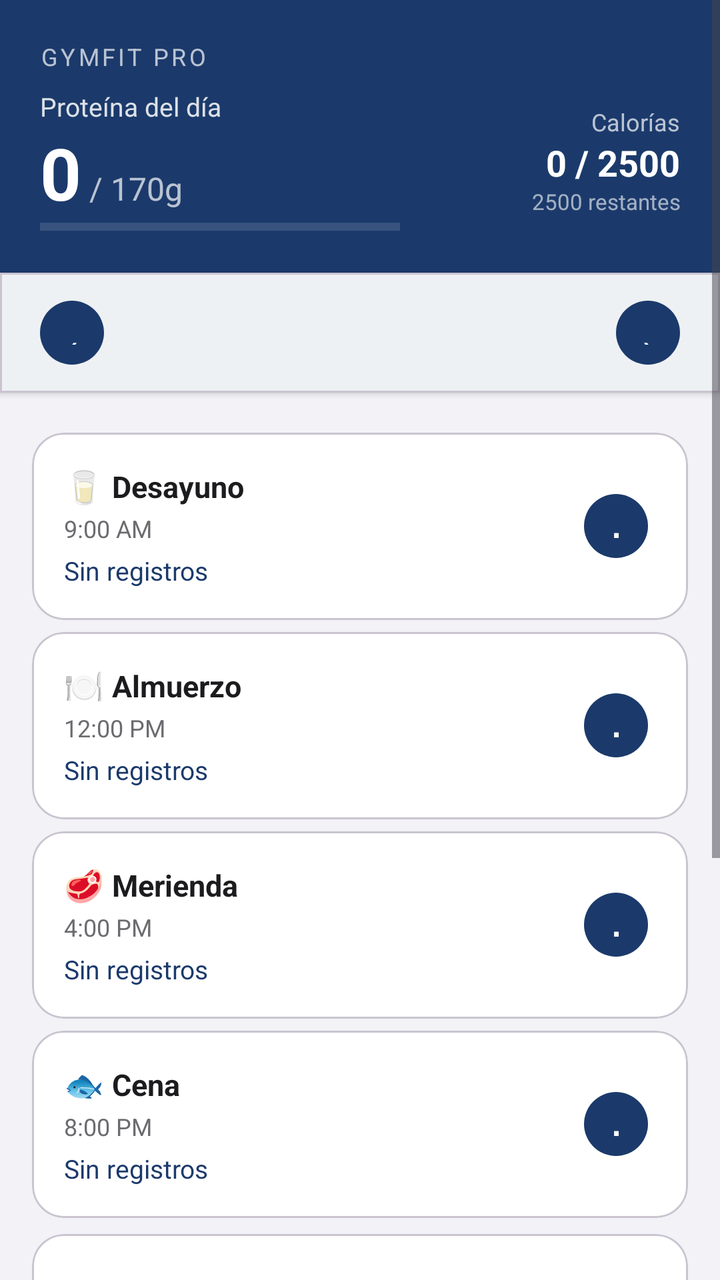
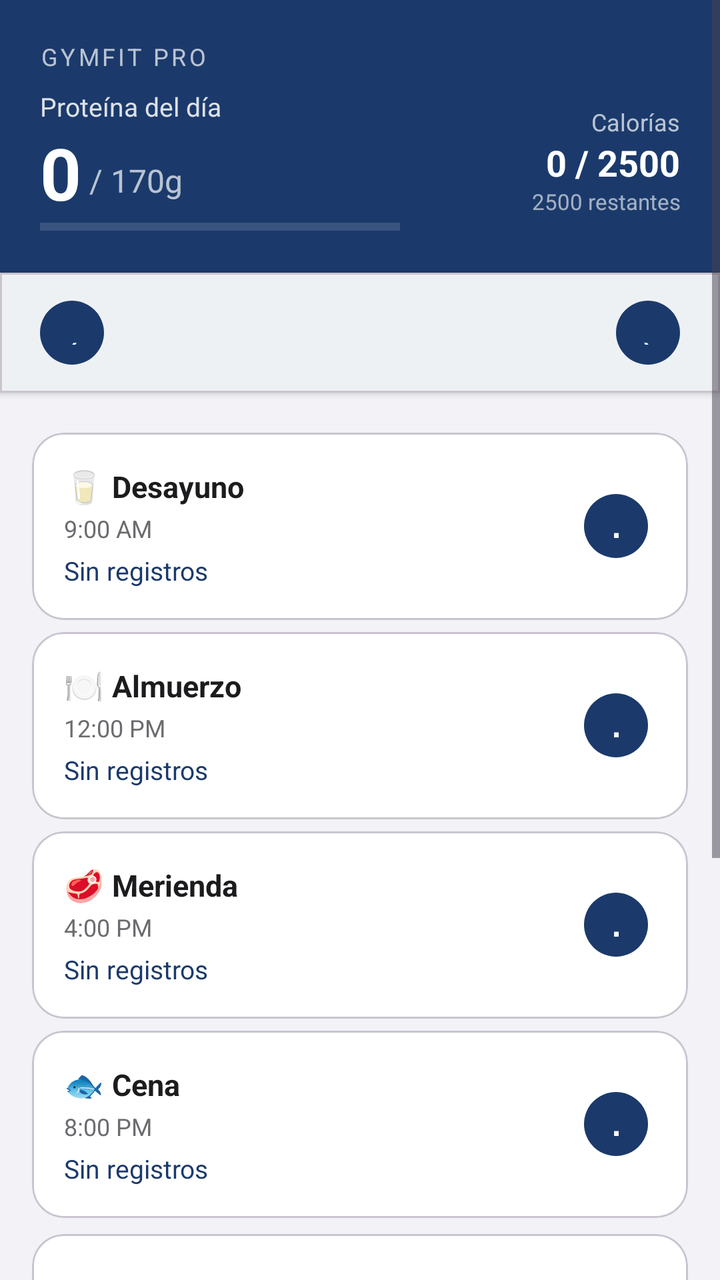

Compare the two renders of this Android layout. The source of the first and the diff that turns it into the second are given below.
<!-- AndroidManifest.xml: application theme Theme.GymApp -->
<!-- res/layout/fragment_nutrition.xml -->
<?xml version="1.0" encoding="utf-8"?>
<ScrollView
    xmlns:android="http://schemas.android.com/apk/res/android"
    xmlns:app="http://schemas.android.com/apk/res-auto"
    android:layout_width="match_parent"
    android:layout_height="match_parent"
    android:background="#F2F2F7">

    <LinearLayout
        android:layout_width="match_parent"
        android:layout_height="wrap_content"
        android:orientation="vertical">

        
        <LinearLayout
            android:layout_width="match_parent"
            android:layout_height="wrap_content"
            android:background="@color/colorPrimary"
            android:orientation="vertical"
            android:paddingStart="20dp"
            android:paddingEnd="20dp"
            android:paddingTop="20dp"
            android:paddingBottom="20dp">

            <TextView
                android:layout_width="wrap_content"
                android:layout_height="wrap_content"
                android:text="GymFit Pro"
                android:textColor="#FFFFFF"
                android:alpha="0.7"
                android:textSize="12sp"
                android:letterSpacing="0.12"
                android:textAllCaps="true" />

            
            <LinearLayout
                android:layout_width="match_parent"
                android:layout_height="wrap_content"
                android:orientation="horizontal"
                android:gravity="center_vertical"
                android:layout_marginTop="8dp">

                <LinearLayout
                    android:layout_width="0dp"
                    android:layout_height="wrap_content"
                    android:layout_weight="1"
                    android:orientation="vertical">

                    <TextView
                        android:layout_width="wrap_content"
                        android:layout_height="wrap_content"
                        android:text="Proteína del día"
                        android:textColor="#FFFFFF"
                        android:alpha="0.85"
                        android:textSize="13sp" />

                    <LinearLayout
                        android:layout_width="wrap_content"
                        android:layout_height="wrap_content"
                        android:orientation="horizontal"
                        android:gravity="baseline">

                        <TextView
                            android:id="@+id/tv_header_protein_current"
                            android:layout_width="wrap_content"
                            android:layout_height="wrap_content"
                            android:text="0"
                            android:textColor="#FFFFFF"
                            android:textSize="36sp"
                            android:textStyle="bold" />

                        <TextView
                            android:id="@+id/tv_header_protein_goal"
                            android:layout_width="wrap_content"
                            android:layout_height="wrap_content"
                            android:text=" / 170g"
                            android:textColor="#FFFFFF"
                            android:alpha="0.7"
                            android:textSize="16sp"
                            android:layout_marginBottom="4dp" />
                    </LinearLayout>

                    <ProgressBar
                        android:id="@+id/progress_header_protein"
                        style="?android:attr/progressBarStyleHorizontal"
                        android:layout_width="180dp"
                        android:layout_height="6dp"
                        android:progressTint="@color/colorSecondary"
                        android:progressBackgroundTint="#FFFFFF"
                        android:alpha="0.5"
                        android:progress="0"
                        android:max="170" />
                </LinearLayout>

                
                <LinearLayout
                    android:layout_width="wrap_content"
                    android:layout_height="wrap_content"
                    android:orientation="vertical"
                    android:gravity="end">

                    <TextView
                        android:layout_width="wrap_content"
                        android:layout_height="wrap_content"
                        android:text="Calorías"
                        android:textColor="#FFFFFF"
                        android:alpha="0.7"
                        android:textSize="12sp"
                        android:gravity="end" />

                    <TextView
                        android:id="@+id/tv_header_calories"
                        android:layout_width="wrap_content"
                        android:layout_height="wrap_content"
                        android:text="0 / 2500"
                        android:textColor="#FFFFFF"
                        android:textSize="18sp"
                        android:textStyle="bold"
                        android:gravity="end" />

                    <TextView
                        android:id="@+id/tv_header_calories_remaining"
                        android:layout_width="wrap_content"
                        android:layout_height="wrap_content"
                        android:text="2500 restantes"
                        android:textColor="#FFFFFF"
                        android:alpha="0.6"
                        android:textSize="11sp"
                        android:gravity="end" />
                </LinearLayout>

            </LinearLayout>
        </LinearLayout>

        
        <com.google.android.material.card.MaterialCardView
            android:layout_width="match_parent"
            android:layout_height="wrap_content"
            app:cardCornerRadius="0dp"
            app:cardElevation="2dp">

            <LinearLayout
                android:layout_width="match_parent"
                android:layout_height="wrap_content"
                android:orientation="horizontal"
                android:gravity="center_vertical"
                android:paddingStart="16dp"
                android:paddingEnd="16dp"
                android:paddingTop="10dp"
                android:paddingBottom="10dp">

                <com.google.android.material.button.MaterialButton
                    android:id="@+id/btn_prev_day"
                    android:layout_width="40dp"
                    android:layout_height="40dp"
                    android:text="@string/btn_prev"
                    android:textSize="18sp"
                    app:backgroundTint="@color/colorPrimary"
                    android:textColor="@color/white"
                    style="@style/Widget.Material3.Button.IconButton.Filled"
                    android:minWidth="0dp"
                    android:minHeight="0dp"
                    android:paddingStart="0dp"
                    android:paddingEnd="0dp" />

                <TextView
                    android:id="@+id/tv_current_date"
                    android:layout_width="0dp"
                    android:layout_height="wrap_content"
                    android:layout_weight="1"
                    android:gravity="center"
                    android:textSize="17sp"
                    android:textStyle="bold"
                    android:textColor="#1C1C1E" />

                <com.google.android.material.button.MaterialButton
                    android:id="@+id/btn_next_day"
                    android:layout_width="40dp"
                    android:layout_height="40dp"
                    android:text="@string/btn_next"
                    android:textSize="18sp"
                    app:backgroundTint="@color/colorPrimary"
                    android:textColor="@color/white"
                    style="@style/Widget.Material3.Button.IconButton.Filled"
                    android:minWidth="0dp"
                    android:minHeight="0dp"
                    android:paddingStart="0dp"
                    android:paddingEnd="0dp" />

            </LinearLayout>
        </com.google.android.material.card.MaterialCardView>

        
        <HorizontalScrollView
            android:layout_width="match_parent"
            android:layout_height="wrap_content"
            android:scrollbars="none"
            android:paddingStart="12dp"
            android:paddingEnd="12dp"
            android:paddingTop="8dp"
            android:paddingBottom="4dp">

            <com.google.android.material.chip.ChipGroup
                android:id="@+id/chip_group_history"
                android:layout_width="wrap_content"
                android:layout_height="wrap_content"
                app:singleSelection="true"
                app:selectionRequired="true" />

        </HorizontalScrollView>

        
        <com.google.android.material.card.MaterialCardView
            android:layout_width="match_parent"
            android:layout_height="wrap_content"
            app:cardCornerRadius="16dp"
            app:cardElevation="0dp"
            android:layout_marginStart="16dp"
            android:layout_marginEnd="16dp"
            android:layout_marginTop="8dp"
            android:layout_marginBottom="6dp">
            <LinearLayout
                android:layout_width="match_parent"
                android:layout_height="wrap_content"
                android:orientation="horizontal"
                android:padding="16dp"
                android:gravity="center_vertical">
                <LinearLayout
                    android:layout_width="0dp"
                    android:layout_height="wrap_content"
                    android:layout_weight="1"
                    android:orientation="vertical">
                    <LinearLayout android:layout_width="wrap_content" android:layout_height="wrap_content" android:orientation="horizontal" android:gravity="center_vertical">
                        <TextView android:layout_width="wrap_content" android:layout_height="wrap_content" android:text="🥛 " android:textSize="16sp" />
                        <TextView android:layout_width="wrap_content" android:layout_height="wrap_content" android:text="@string/nutrition_desayuno" android:textSize="15sp" android:textStyle="bold" android:textColor="#1C1C1E" />
                    </LinearLayout>
                    <TextView android:layout_width="wrap_content" android:layout_height="wrap_content" android:text="@string/nutrition_time_desayuno" android:textSize="12sp" android:textColor="#6C6C70" android:layout_marginTop="2dp" />
                    <TextView android:id="@+id/tv_desayuno_macros" android:layout_width="wrap_content" android:layout_height="wrap_content" android:text="@string/nutrition_no_records" android:textSize="13sp" android:textColor="@color/colorPrimary" android:layout_marginTop="4dp" />
                </LinearLayout>
                <com.google.android.material.button.MaterialButton android:id="@+id/btn_add_desayuno" android:layout_width="40dp" android:layout_height="40dp" android:text="@string/nutrition_add_food" android:textSize="20sp" android:textColor="@color/white" app:backgroundTint="@color/colorPrimary" style="@style/Widget.Material3.Button.IconButton.Filled" android:minWidth="0dp" android:minHeight="0dp" android:paddingStart="0dp" android:paddingEnd="0dp" />
            </LinearLayout>
        </com.google.android.material.card.MaterialCardView>

        
        <com.google.android.material.card.MaterialCardView
            android:layout_width="match_parent"
            android:layout_height="wrap_content"
            app:cardCornerRadius="16dp"
            app:cardElevation="0dp"
            android:layout_marginStart="16dp"
            android:layout_marginEnd="16dp"
            android:layout_marginBottom="6dp">
            <LinearLayout android:layout_width="match_parent" android:layout_height="wrap_content" android:orientation="horizontal" android:padding="16dp" android:gravity="center_vertical">
                <LinearLayout android:layout_width="0dp" android:layout_height="wrap_content" android:layout_weight="1" android:orientation="vertical">
                    <LinearLayout android:layout_width="wrap_content" android:layout_height="wrap_content" android:orientation="horizontal" android:gravity="center_vertical">
                        <TextView android:layout_width="wrap_content" android:layout_height="wrap_content" android:text="🍽 " android:textSize="16sp" />
                        <TextView android:layout_width="wrap_content" android:layout_height="wrap_content" android:text="@string/nutrition_almuerzo" android:textSize="15sp" android:textStyle="bold" android:textColor="#1C1C1E" />
                    </LinearLayout>
                    <TextView android:layout_width="wrap_content" android:layout_height="wrap_content" android:text="@string/nutrition_time_almuerzo" android:textSize="12sp" android:textColor="#6C6C70" android:layout_marginTop="2dp" />
                    <TextView android:id="@+id/tv_almuerzo_macros" android:layout_width="wrap_content" android:layout_height="wrap_content" android:text="@string/nutrition_no_records" android:textSize="13sp" android:textColor="@color/colorPrimary" android:layout_marginTop="4dp" />
                </LinearLayout>
                <com.google.android.material.button.MaterialButton android:id="@+id/btn_add_almuerzo" android:layout_width="40dp" android:layout_height="40dp" android:text="@string/nutrition_add_food" android:textSize="20sp" android:textColor="@color/white" app:backgroundTint="@color/colorPrimary" style="@style/Widget.Material3.Button.IconButton.Filled" android:minWidth="0dp" android:minHeight="0dp" android:paddingStart="0dp" android:paddingEnd="0dp" />
            </LinearLayout>
        </com.google.android.material.card.MaterialCardView>

        
        <com.google.android.material.card.MaterialCardView
            android:layout_width="match_parent"
            android:layout_height="wrap_content"
            app:cardCornerRadius="16dp"
            app:cardElevation="0dp"
            android:layout_marginStart="16dp"
            android:layout_marginEnd="16dp"
            android:layout_marginBottom="6dp">
            <LinearLayout android:layout_width="match_parent" android:layout_height="wrap_content" android:orientation="horizontal" android:padding="16dp" android:gravity="center_vertical">
                <LinearLayout android:layout_width="0dp" android:layout_height="wrap_content" android:layout_weight="1" android:orientation="vertical">
                    <LinearLayout android:layout_width="wrap_content" android:layout_height="wrap_content" android:orientation="horizontal" android:gravity="center_vertical">
                        <TextView android:layout_width="wrap_content" android:layout_height="wrap_content" android:text="🥩 " android:textSize="16sp" />
                        <TextView android:layout_width="wrap_content" android:layout_height="wrap_content" android:text="@string/nutrition_merienda" android:textSize="15sp" android:textStyle="bold" android:textColor="#1C1C1E" />
                    </LinearLayout>
                    <TextView android:layout_width="wrap_content" android:layout_height="wrap_content" android:text="@string/nutrition_time_merienda" android:textSize="12sp" android:textColor="#6C6C70" android:layout_marginTop="2dp" />
                    <TextView android:id="@+id/tv_merienda_macros" android:layout_width="wrap_content" android:layout_height="wrap_content" android:text="@string/nutrition_no_records" android:textSize="13sp" android:textColor="@color/colorPrimary" android:layout_marginTop="4dp" />
                </LinearLayout>
                <com.google.android.material.button.MaterialButton android:id="@+id/btn_add_merienda" android:layout_width="40dp" android:layout_height="40dp" android:text="@string/nutrition_add_food" android:textSize="20sp" android:textColor="@color/white" app:backgroundTint="@color/colorPrimary" style="@style/Widget.Material3.Button.IconButton.Filled" android:minWidth="0dp" android:minHeight="0dp" android:paddingStart="0dp" android:paddingEnd="0dp" />
            </LinearLayout>
        </com.google.android.material.card.MaterialCardView>

        
        <com.google.android.material.card.MaterialCardView
            android:layout_width="match_parent"
            android:layout_height="wrap_content"
            app:cardCornerRadius="16dp"
            app:cardElevation="0dp"
            android:layout_marginStart="16dp"
            android:layout_marginEnd="16dp"
            android:layout_marginBottom="8dp">
            <LinearLayout android:layout_width="match_parent" android:layout_height="wrap_content" android:orientation="horizontal" android:padding="16dp" android:gravity="center_vertical">
                <LinearLayout android:layout_width="0dp" android:layout_height="wrap_content" android:layout_weight="1" android:orientation="vertical">
                    <LinearLayout android:layout_width="wrap_content" android:layout_height="wrap_content" android:orientation="horizontal" android:gravity="center_vertical">
                        <TextView android:layout_width="wrap_content" android:layout_height="wrap_content" android:text="🐟 " android:textSize="16sp" />
                        <TextView android:layout_width="wrap_content" android:layout_height="wrap_content" android:text="@string/nutrition_cena" android:textSize="15sp" android:textStyle="bold" android:textColor="#1C1C1E" />
                    </LinearLayout>
                    <TextView android:layout_width="wrap_content" android:layout_height="wrap_content" android:text="@string/nutrition_time_cena" android:textSize="12sp" android:textColor="#6C6C70" android:layout_marginTop="2dp" />
                    <TextView android:id="@+id/tv_cena_macros" android:layout_width="wrap_content" android:layout_height="wrap_content" android:text="@string/nutrition_no_records" android:textSize="13sp" android:textColor="@color/colorPrimary" android:layout_marginTop="4dp" />
                </LinearLayout>
                <com.google.android.material.button.MaterialButton android:id="@+id/btn_add_cena" android:layout_width="40dp" android:layout_height="40dp" android:text="@string/nutrition_add_food" android:textSize="20sp" android:textColor="@color/white" app:backgroundTint="@color/colorPrimary" style="@style/Widget.Material3.Button.IconButton.Filled" android:minWidth="0dp" android:minHeight="0dp" android:paddingStart="0dp" android:paddingEnd="0dp" />
            </LinearLayout>
        </com.google.android.material.card.MaterialCardView>

        
        <com.google.android.material.card.MaterialCardView
            android:layout_width="match_parent"
            android:layout_height="wrap_content"
            app:cardCornerRadius="16dp"
            app:cardElevation="0dp"
            android:layout_marginStart="16dp"
            android:layout_marginEnd="16dp"
            android:layout_marginBottom="8dp">
            <LinearLayout android:layout_width="match_parent" android:layout_height="wrap_content" android:orientation="vertical" android:padding="20dp">
                <TextView android:layout_width="match_parent" android:layout_height="wrap_content" android:text="@string/nutrition_daily_summary" android:textSize="17sp" android:textStyle="bold" android:textColor="#1C1C1E" android:layout_marginBottom="14dp" />
                <LinearLayout android:layout_width="match_parent" android:layout_height="wrap_content" android:orientation="horizontal" android:gravity="center_vertical" android:layout_marginBottom="4dp">
                    <TextView android:layout_width="0dp" android:layout_height="wrap_content" android:layout_weight="1" android:text="@string/nutrition_calories" android:textSize="13sp" android:textColor="#3C3C43" />
                    <TextView android:id="@+id/tv_total_calories" android:layout_width="wrap_content" android:layout_height="wrap_content" android:text="0 / 2500 kcal" android:textSize="13sp" android:textStyle="bold" android:textColor="#1C1C1E" />
                </LinearLayout>
                <ProgressBar android:id="@+id/progress_calories" style="?android:attr/progressBarStyleHorizontal" android:layout_width="match_parent" android:layout_height="8dp" android:progressTint="@color/colorAccent" android:layout_marginBottom="12dp" />
                <LinearLayout android:layout_width="match_parent" android:layout_height="wrap_content" android:orientation="horizontal" android:gravity="center_vertical" android:layout_marginBottom="4dp">
                    <TextView android:layout_width="0dp" android:layout_height="wrap_content" android:layout_weight="1" android:text="@string/nutrition_protein" android:textSize="13sp" android:textColor="#3C3C43" />
                    <TextView android:id="@+id/tv_total_protein" android:layout_width="wrap_content" android:layout_height="wrap_content" android:text="0g / 170g" android:textSize="13sp" android:textStyle="bold" android:textColor="#1C1C1E" />
                </LinearLayout>
                <ProgressBar android:id="@+id/progress_protein" style="?android:attr/progressBarStyleHorizontal" android:layout_width="match_parent" android:layout_height="8dp" android:progressTint="@color/colorPrimary" android:layout_marginBottom="12dp" />
                <LinearLayout android:layout_width="match_parent" android:layout_height="wrap_content" android:orientation="horizontal" android:gravity="center_vertical" android:layout_marginBottom="4dp">
                    <TextView android:layout_width="0dp" android:layout_height="wrap_content" android:layout_weight="1" android:text="@string/nutrition_carbs" android:textSize="13sp" android:textColor="#3C3C43" />
                    <TextView android:id="@+id/tv_total_carbs" android:layout_width="wrap_content" android:layout_height="wrap_content" android:text="0g / 280g" android:textSize="13sp" android:textStyle="bold" android:textColor="#1C1C1E" />
                </LinearLayout>
                <ProgressBar android:id="@+id/progress_carbs" style="?android:attr/progressBarStyleHorizontal" android:layout_width="match_parent" android:layout_height="8dp" android:progressTint="@color/colorTealLight" android:layout_marginBottom="12dp" />
                <LinearLayout android:layout_width="match_parent" android:layout_height="wrap_content" android:orientation="horizontal" android:gravity="center_vertical" android:layout_marginBottom="4dp">
                    <TextView android:layout_width="0dp" android:layout_height="wrap_content" android:layout_weight="1" android:text="@string/nutrition_fat" android:textSize="13sp" android:textColor="#3C3C43" />
                    <TextView android:id="@+id/tv_total_fat" android:layout_width="wrap_content" android:layout_height="wrap_content" android:text="0g / 80g" android:textSize="13sp" android:textStyle="bold" android:textColor="#1C1C1E" />
                </LinearLayout>
                <ProgressBar android:id="@+id/progress_fat" style="?android:attr/progressBarStyleHorizontal" android:layout_width="match_parent" android:layout_height="8dp" android:progressTint="@color/colorNavyLight" />
            </LinearLayout>
        </com.google.android.material.card.MaterialCardView>

        
        <com.google.android.material.card.MaterialCardView
            android:layout_width="match_parent"
            android:layout_height="wrap_content"
            app:cardCornerRadius="16dp"
            app:cardElevation="0dp"
            android:layout_marginStart="16dp"
            android:layout_marginEnd="16dp"
            android:layout_marginBottom="24dp">
            <LinearLayout android:layout_width="match_parent" android:layout_height="wrap_content" android:orientation="vertical" android:padding="20dp">
                <TextView android:layout_width="match_parent" android:layout_height="wrap_content" android:text="Últimos 7 días" android:textSize="17sp" android:textStyle="bold" android:textColor="#1C1C1E" android:layout_marginBottom="12dp" />
                <androidx.recyclerview.widget.RecyclerView
                    android:id="@+id/rv_weekly_history"
                    android:layout_width="match_parent"
                    android:layout_height="wrap_content"
                    android:nestedScrollingEnabled="false" />
            </LinearLayout>
        </com.google.android.material.card.MaterialCardView>

    </LinearLayout>
</ScrollView>
<!-- resources referenced by this layout -->
<resources>
  <color name="colorAccent">#38BDF8</color>
  <color name="colorNavyLight">#93C5FD</color>
  <color name="colorPrimary">#1B3A6B</color>
  <color name="colorSecondary">#38BDF8</color>
  <color name="colorTealLight">#BAE6FD</color>
  <color name="white">#FFFFFF</color>
  <string name="btn_next">›</string>
  <string name="btn_prev">‹</string>
  <string name="nutrition_add_food">+</string>
  <string name="nutrition_almuerzo">Almuerzo</string>
  <string name="nutrition_calories">Calorías</string>
  <string name="nutrition_carbs">Carbohidratos</string>
  <string name="nutrition_cena">Cena</string>
  <string name="nutrition_daily_summary">Resumen del Día</string>
  <string name="nutrition_desayuno">Desayuno</string>
  <string name="nutrition_fat">Grasas</string>
  <string name="nutrition_merienda">Merienda</string>
  <string name="nutrition_no_records">Sin registros</string>
  <string name="nutrition_protein">Proteína</string>
  <string name="nutrition_time_almuerzo">12:00 PM</string>
  <string name="nutrition_time_cena">8:00 PM</string>
  <string name="nutrition_time_desayuno">9:00 AM</string>
  <string name="nutrition_time_merienda">4:00 PM</string>
  <style name="Theme.GymApp" parent="Theme.Material3.Light.NoActionBar">
          <item name="colorPrimary">@color/colorPrimary</item>
          <item name="colorPrimaryVariant">@color/colorPrimaryVariant</item>
          <item name="colorOnPrimary">@color/colorOnPrimary</item>
          <item name="colorSecondary">@color/colorSecondary</item>
          <item name="colorOnSecondary">@color/colorOnSecondary</item>
          <item name="colorError">@color/colorError</item>
          <item name="colorOnError">@color/colorOnError</item>
          <item name="colorSurface">@color/colorSurface</item>
          <item name="colorOnSurface">@color/colorOnSurface</item>
          <item name="android:colorBackground">@color/colorBackground</item>
          <item name="colorOnBackground">@color/colorOnBackground</item>
          <item name="android:statusBarColor" tools:targetApi="l">@color/colorPrimaryDark</item>
      </style>
  <color name="colorPrimaryVariant">#0F2549</color>
  <color name="colorOnPrimary">#FFFFFF</color>
  <color name="colorOnSecondary">#0F2549</color>
  <color name="colorError">#EF4444</color>
  <color name="colorOnError">#FFFFFF</color>
  <color name="colorSurface">#FFFFFF</color>
  <color name="colorOnSurface">#1A1A2E</color>
  <color name="colorBackground">#F0F4FF</color>
  <color name="colorOnBackground">#1A1A2E</color>
  <color name="colorPrimaryDark">#0F2549</color>
</resources>

<!-- the commit's change to res/layout/fragment_nutrition.xml (unified diff, before → after) -->
@@ -58,7 +58,7 @@
                         android:layout_width="wrap_content"
                         android:layout_height="wrap_content"
                         android:orientation="horizontal"
-                        android:gravity="baseline">
+                        android:gravity="bottom">
 
                         <TextView
                             android:id="@+id/tv_header_protein_current"
